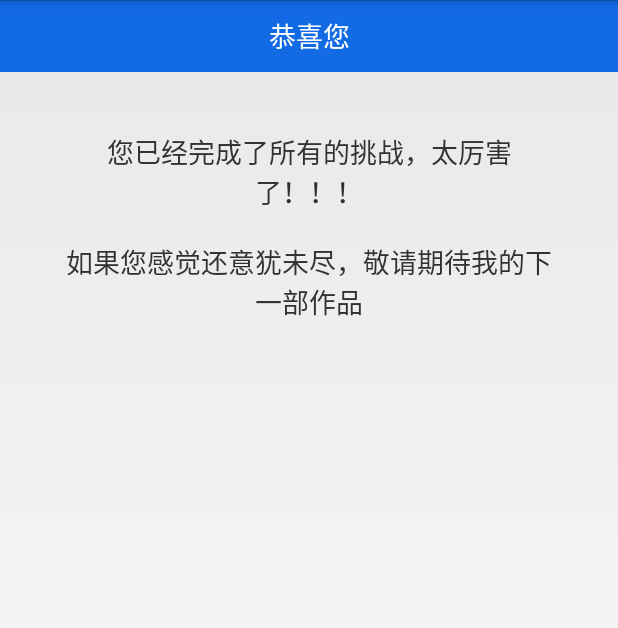
After one commit to rjpacket/MemoryGame, an Android app: the LastActivity screen opened directly, with no data from a screen before it, on a phone screen of 412 x 824 dp. The commit adds this screen. Shown: the top 628 px of the screen. Run offline under Robolectric (Android 15) with nearby library versions, the phone set to English and light mode, and no system bars.

Commit message:
update 一些内容

```diff
--- a/app/build.gradle
+++ b/app/build.gradle
@@ -25,4 +25,6 @@ dependencies {
     androidTestImplementation 'com.android.support.test:runner:1.0.2'
     androidTestImplementation 'com.android.support.test.espresso:espresso-core:3.0.2'
     implementation 'com.alibaba:fastjson:1.2.44'
+    implementation 'com.github.bumptech.glide:glide:3.7.0'
+    implementation 'com.android.support:support-v4:27.1.1'
 }
--- /dev/null
+++ b/app/src/main/java/com/rjp/memorygame/LastActivity.java
@@ -0,0 +1,13 @@
+package com.rjp.memorygame;
+
+import android.app.Activity;
+import android.os.Bundle;
+
+public class LastActivity extends Activity {
+
+    @Override
+    protected void onCreate(Bundle savedInstanceState) {
+        super.onCreate(savedInstanceState);
+        setContentView(R.layout.activity_last);
+    }
+}
--- a/app/src/main/java/com/rjp/memorygame/MainActivity.java
+++ b/app/src/main/java/com/rjp/memorygame/MainActivity.java
@@ -4,6 +4,7 @@ import android.app.Activity;
 import android.content.Context;
 import android.content.Intent;
 import android.os.Bundle;
+import android.support.v4.app.FragmentActivity;
 import android.text.TextUtils;
 import android.view.LayoutInflater;
 import android.view.View;
@@ -18,7 +19,7 @@ import java.io.InputStream;
 import java.io.InputStreamReader;
 import java.util.List;
 
-public class MainActivity extends Activity {
+public class MainActivity extends FragmentActivity {
     private Context mContext;
 
     public static void trendTo(Context mContext) {
@@ -39,6 +40,8 @@ public class MainActivity extends Activity {
         if(!TextUtils.isEmpty(fromAssets)){
             List<Card> cards = JSONArray.parseArray(fromAssets, Card.class);
             guessCardView.initData(cards);
+            int index = (int) SPUtil.getData(this, "index", 0);
+            guessCardView.showCard(cards.get(index));
         }
     }
 
--- /dev/null
+++ b/app/src/main/res/layout/activity_last.xml
@@ -0,0 +1,47 @@
+<?xml version="1.0" encoding="utf-8"?>
+<LinearLayout xmlns:android="http://schemas.android.com/apk/res/android"
+    xmlns:app="http://schemas.android.com/apk/res-auto"
+    xmlns:tools="http://schemas.android.com/tools"
+    android:layout_width="match_parent"
+    android:layout_height="match_parent"
+    android:orientation="vertical"
+    tools:context=".LastActivity">
+    <TextView
+        android:id="@+id/tv_title"
+        android:layout_width="match_parent"
+        android:layout_height="48dp"
+        android:text="恭喜您"
+        android:gravity="center"
+        android:textSize="18dp"
+        android:textColor="#fff"
+        android:paddingTop="10dp"
+        android:paddingBottom="10dp"
+        android:background="#126ae4"
+        />
+
+    <TextView
+        android:layout_width="wrap_content"
+        android:layout_height="wrap_content"
+        android:text="您已经完成了所有的挑战，太厉害了！！！"
+        android:textSize="18dp"
+        android:layout_gravity="center_horizontal"
+        android:gravity="center"
+        android:layout_marginTop="40dp"
+        android:paddingLeft="40dp"
+        android:paddingRight="40dp"
+        />
+
+    <TextView
+        android:layout_width="wrap_content"
+        android:layout_height="wrap_content"
+        android:text="如果您感觉还意犹未尽，敬请期待我的下一部作品"
+        android:textSize="18dp"
+        android:layout_gravity="center_horizontal"
+        android:gravity="center"
+        android:layout_marginTop="20dp"
+        android:paddingLeft="40dp"
+        android:paddingRight="40dp"
+        />
+
+
+</LinearLayout>
--- a/app/src/main/res/layout/item_grid_view.xml
+++ b/app/src/main/res/layout/item_grid_view.xml
@@ -9,7 +9,6 @@
         android:id="@+id/tv_card"
         android:layout_width="match_parent"
         android:layout_height="50dp"
-        android:text="1"
         android:gravity="center"
         android:background="@drawable/selector_card_view"
         />
--- a/app/src/main/res/layout/view_guess_card.xml
+++ b/app/src/main/res/layout/view_guess_card.xml
@@ -2,17 +2,19 @@
 <LinearLayout xmlns:android="http://schemas.android.com/apk/res/android"
     android:layout_width="match_parent"
     android:layout_height="match_parent"
+    android:background="#eee"
     android:orientation="vertical">
     <TextView
         android:id="@+id/tv_title"
         android:layout_width="match_parent"
-        android:layout_height="wrap_content"
+        android:layout_height="48dp"
         android:text="一"
         android:gravity="center"
         android:textSize="18dp"
-        android:textColor="#000"
+        android:textColor="#fff"
         android:paddingTop="10dp"
         android:paddingBottom="10dp"
+        android:background="#126ae4"
         />
 
 
```
Also changed, not shown: app/src/main/AndroidManifest.xml (+35 -34 lines), app/src/main/assets/cards.json (+54 -54 lines), app/src/main/java/com/rjp/memorygame/GuessCardView.java (+106 -8 lines), app/src/main/java/com/rjp/memorygame/SPUtil.java (added, +77 -0 lines), app/src/main/java/com/rjp/memorygame/Word.java (+13 -0 lines).
